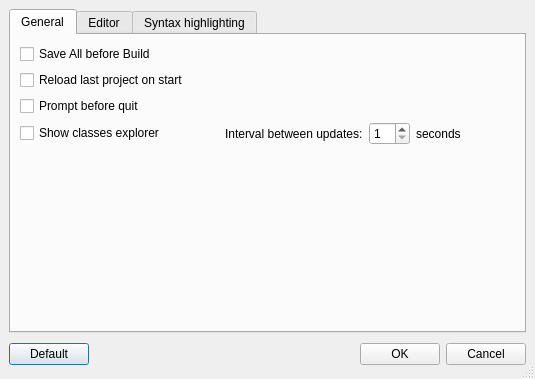
Above: ui/options.ui from google-code-export/qdevelop before the change. Below: the same form after it.
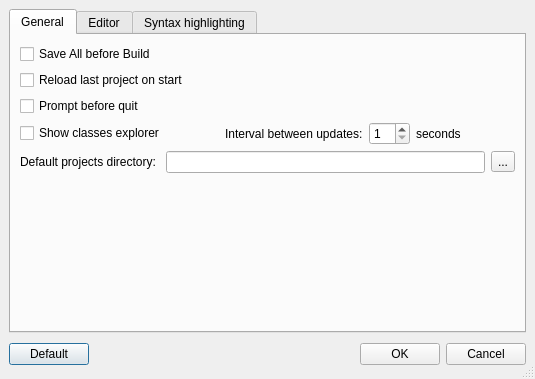
That is the form after the change. Icons and pictures are not drawn.

Commit message: - The settings are now written in qdevelop.ini file in the user home directory. - The database of project is named "qdevelop-settings.db" in project directory. - Add "Next Bookmark" and "Previous Bookmark" to menu Bookmark. - Add Bookmarks toolbar. - Save bookmarks and breakpoints in project settings - Add "console" to CONFIG variable in (.pro) file for new projects to have qDebug() written on debug console under Windows. - Add Russian translation - The Default projects directory can be set in options dialog.

What changed in the file:
```diff
--- a/ui/options.ui
+++ b/ui/options.ui
@@ -143,6 +143,33 @@
            </item>
           </layout>
          </item>
+         <item>
+          <layout class="QHBoxLayout" >
+           <property name="margin" >
+            <number>0</number>
+           </property>
+           <property name="spacing" >
+            <number>6</number>
+           </property>
+           <item>
+            <widget class="QLabel" name="label_12" >
+             <property name="text" >
+              <string>Default projects directory: </string>
+             </property>
+            </widget>
+           </item>
+           <item>
+            <widget class="QLineEdit" name="projectsDirectory" />
+           </item>
+           <item>
+            <widget class="QToolButton" name="chooseProjectsDirectory" >
+             <property name="text" >
+              <string>...</string>
+             </property>
+            </widget>
+           </item>
+          </layout>
+         </item>
          <item>
           <spacer>
            <property name="orientation" >
```
Left out of the diff: 23 changed lines with no effect on the pictures. The commit also changes 37 other files.
